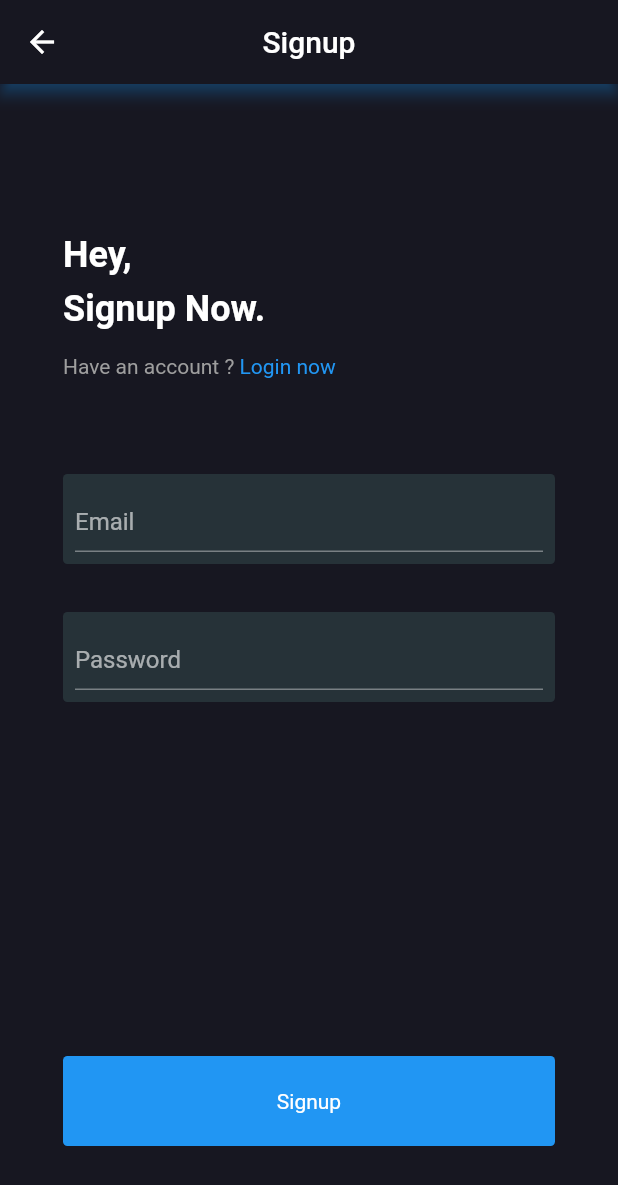
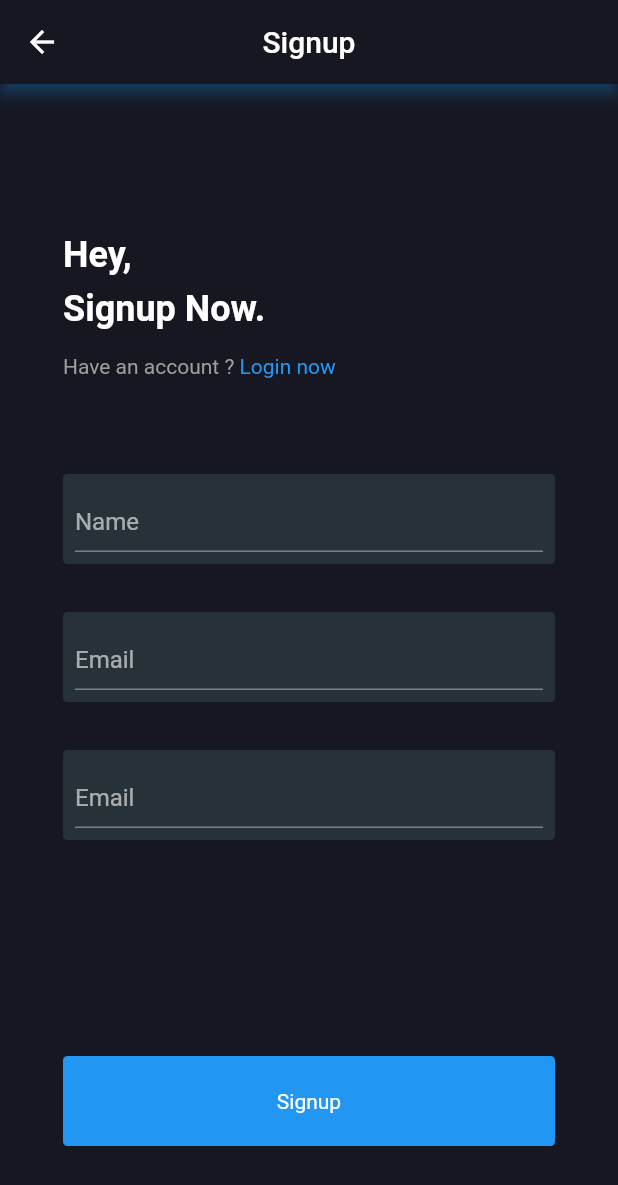
Before and after one commit to ikramhasan/Anime-Portal, a Flutter app: the SignupPage screen opened directly, on a phone screen of 412 x 824 dp. Shown: the top 1185 px of the screen. Run offline on Flutter 3.47's test engine with Material 2 defaults, Android fonts, the phone set to English and light mode, and no system bars; our stand-ins replace cached_network_image, cloud_firestore, firebase_auth, firebase_core, get, line_icons and 4 more; missing offline and left inert: jikan_api; accounts and stored records are empty.

Commit message:
added name text field in signup page

```diff
--- a/lib/views/signup_page/signup_page.dart
+++ b/lib/views/signup_page/signup_page.dart
@@ -1,14 +1,39 @@
 import 'package:anime_portal/controllers/auth_controller.dart';
-import 'package:anime_portal/views/login_page/login_page.dart';
 import 'package:flutter/material.dart';
 import 'package:get/get.dart';
 
 class SignupPage extends GetWidget<AuthController> {
   final TextEditingController _emailController = TextEditingController();
+  final TextEditingController _nameController = TextEditingController();
   final TextEditingController _passwordController = TextEditingController();
 
   @override
   Widget build(BuildContext context) {
+    buildTextInputField({
+      @required String hintText,
+      @required TextEditingController textController,
+    }) {
+      return Container(
+        height: 60,
+        decoration: BoxDecoration(
+          borderRadius: BorderRadius.circular(3),
+          color: Colors.blueGrey[900],
+        ),
+        child: Padding(
+          padding: const EdgeInsets.all(8.0),
+          child: TextField(
+            controller: textController,
+            decoration: InputDecoration(
+              hintText: hintText,
+              focusedBorder: UnderlineInputBorder(
+                borderSide: BorderSide(color: Colors.blue),
+              ),
+            ),
+          ),
+        ),
+      );
+    }
+
     return Scaffold(
       resizeToAvoidBottomInset: false,
       appBar: AppBar(
@@ -64,44 +89,19 @@ class SignupPage extends GetWidget<AuthController> {
               ),
             ),
             SizedBox(height: 64),
-            Container(
-              height: 60,
-              decoration: BoxDecoration(
-                borderRadius: BorderRadius.circular(3),
-                color: Colors.blueGrey[900],
-              ),
-              child: Padding(
-                padding: const EdgeInsets.all(8.0),
-                child: TextField(
-                  controller: _emailController,
-                  decoration: InputDecoration(
-                    hintText: 'Email',
-                    focusedBorder: UnderlineInputBorder(
-                      borderSide: BorderSide(color: Colors.blue),
-                    ),
-                  ),
-                ),
-              ),
+            buildTextInputField(
+              hintText: 'Name',
+              textController: _nameController,
             ),
             SizedBox(height: 32),
-            Container(
-              height: 60,
-              decoration: BoxDecoration(
-                borderRadius: BorderRadius.circular(3),
-                color: Colors.blueGrey[900],
-              ),
-              child: Padding(
-                padding: const EdgeInsets.all(8.0),
-                child: TextField(
-                  controller: _passwordController,
-                  decoration: InputDecoration(
-                    hintText: 'Password',
-                    focusedBorder: UnderlineInputBorder(
-                      borderSide: BorderSide(color: Colors.blue),
-                    ),
-                  ),
-                ),
-              ),
+            buildTextInputField(
+              hintText: 'Email',
+              textController: _emailController,
+            ),
+            SizedBox(height: 32),
+            buildTextInputField(
+              hintText: 'Email',
+              textController: _passwordController,
             ),
             Expanded(
               child: SizedBox(height: 32),
@@ -111,6 +111,7 @@ class SignupPage extends GetWidget<AuthController> {
               splashColor: Colors.white,
               onTap: () {
                 controller.createUser(
+                  name: _nameController.text.trim(),
                   email: _emailController.text,
                   password: _passwordController.text,
                 );
```
